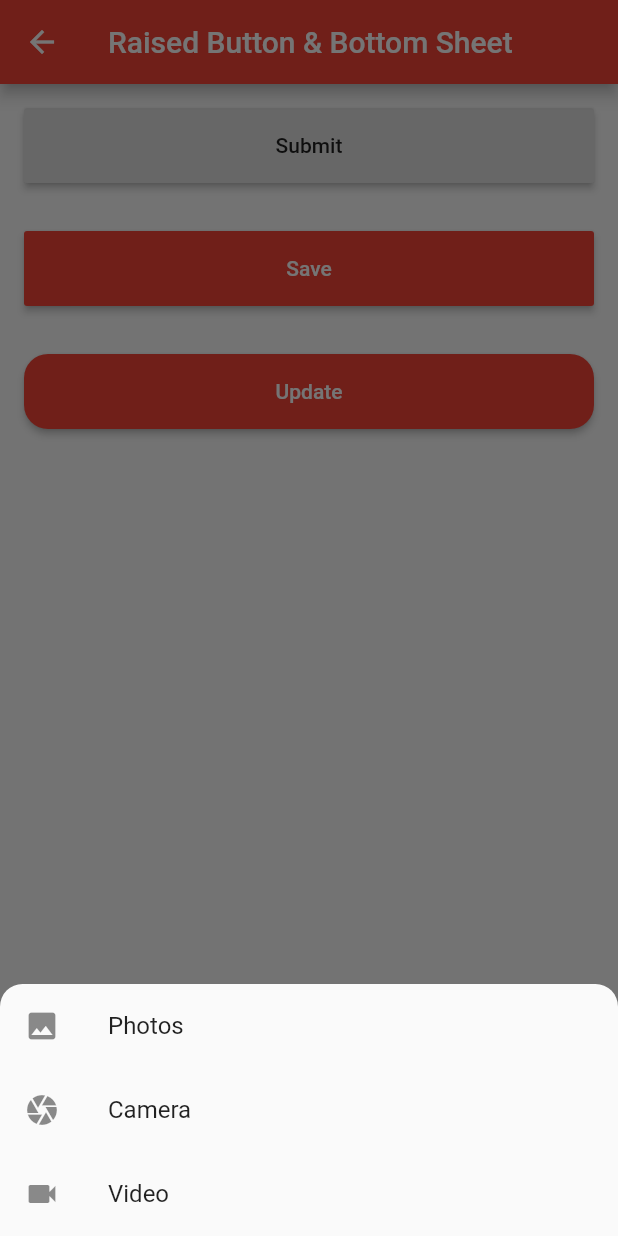
After one commit to patoliavishal/flutter_component, a Flutter app: the RaisedBottomPage screen opened directly, after a tap on "Submit", on a phone screen of 412 x 824 dp. The commit adds this screen. Run offline on Flutter 3.47's test engine with Material 2 defaults, Android fonts, the phone set to English and light mode, and no system bars; our stand-ins replace fluttertoast.

Commit message:
raised button and bottomsheet

```diff
--- /dev/null
+++ b/lib/component/raisednbottomsheet.dart
@@ -0,0 +1,105 @@
+import 'package:flutter/material.dart';
+
+class RaisedBottomPage extends StatefulWidget {
+  RaisedBottomPage({Key key}) : super(key: key);
+
+  @override
+  _RaisedBottomPageState createState() => _RaisedBottomPageState();
+}
+
+class _RaisedBottomPageState extends State<RaisedBottomPage> {
+  openBottomSheet(BuildContext context) {
+    showModalBottomSheet(
+        context: context,
+        builder: (BuildContext context) {
+          return Container(
+            color: Color(0xFF737373),
+            child: Container(
+                child: _onBottomSheet(),
+                decoration: BoxDecoration(
+                    color: Theme.of(context).canvasColor,
+                    borderRadius: BorderRadius.only(
+                        topLeft: Radius.circular(15),
+                        topRight: Radius.circular(15)))),
+          );
+        });
+  }
+
+  Column _onBottomSheet() {
+    return Column(
+      mainAxisSize: MainAxisSize.min,
+      children: <Widget>[
+        ListTile(
+          leading: Icon(Icons.photo),
+          title: Text("Photos"),
+          onTap: () {
+            Navigator.pop(context);
+          },
+        ),
+        ListTile(
+          leading: Icon(Icons.camera),
+          title: Text("Camera"),
+          onTap: () {
+            Navigator.pop(context);
+          },
+        ),
+        ListTile(
+          leading: Icon(Icons.videocam),
+          title: Text("Video"),
+          onTap: () {
+            Navigator.pop(context);
+          },
+        ),
+      ],
+    );
+  }
+
+  @override
+  Widget build(BuildContext context) {
+    return Scaffold(
+      appBar: AppBar(
+        title: Text("Raised Button & Bottom Sheet"),
+      ),
+      body: Column(
+        children: <Widget>[
+          Container(
+              margin: EdgeInsets.all(16.0),
+              width: double.infinity,
+              height: 50,
+              child: RaisedButton(
+                onPressed: () {
+                  openBottomSheet(context);
+                },
+                child: Text("Submit"),
+              )),
+          Container(
+              margin: EdgeInsets.all(16.0),
+              width: double.infinity,
+              height: 50,
+              child: RaisedButton(
+                onPressed: () {
+                  openBottomSheet(context);
+                },
+                child: Text("Save"),
+                color: Colors.red,
+                textColor: Colors.white,
+              )),
+          Container(
+              margin: EdgeInsets.all(16.0),
+              width: double.infinity,
+              height: 50,
+              child: RaisedButton(
+                onPressed: () {
+                  openBottomSheet(context);
+                },
+                child: Text("Update"),
+                color: Colors.red,
+                textColor: Colors.white,
+                shape: RoundedRectangleBorder(
+                    borderRadius: BorderRadius.all(Radius.circular(16.0))),
+              ))
+        ],
+      ),
+    );
+  }
+}
--- a/lib/home.dart
+++ b/lib/home.dart
@@ -1,5 +1,6 @@
 import 'package:flutter/material.dart';
-import 'package:flutter_component/component/radiocheckbutton.dart';
+import 'package:flutter_component/component/radioncheckbutton.dart';
+import 'package:flutter_component/component/raisednbottomsheet.dart';
 import 'package:flutter_component/component/textfield.dart';
 import 'package:flutter_component/grid.dart';
 import 'package:flutter_component/list.dart';
@@ -13,9 +14,9 @@ class _HomePageState extends State<HomePage> {
   int _selectedTabIndex = 0;
 
   static List<String> dynamicList = [
-    "TextField",
-    "RadioButton & CheckBox",
-    "RaisedButton",
+    "Text Field",
+    "Radio Button & Check Box",
+    "Raised Button & Bottom Sheet",
     "ImageView",
     "GalleryView"
   ];
@@ -46,7 +47,11 @@ class _HomePageState extends State<HomePage> {
                 Navigator.push(context, MaterialPageRoute(builder: (context) {
                   return RadioCheckPage();
                 }));
-              } else if (index == 2) {}
+              } else if (index == 2) {
+                Navigator.push(context, MaterialPageRoute(builder: (context) {
+                  return RaisedBottomPage();
+                }));
+              }
             },
           ),
         );
```
Also changed, not shown: lib/component/radioncheckbutton.dart (renamed from lib/component/radiocheckbutton.dart).
